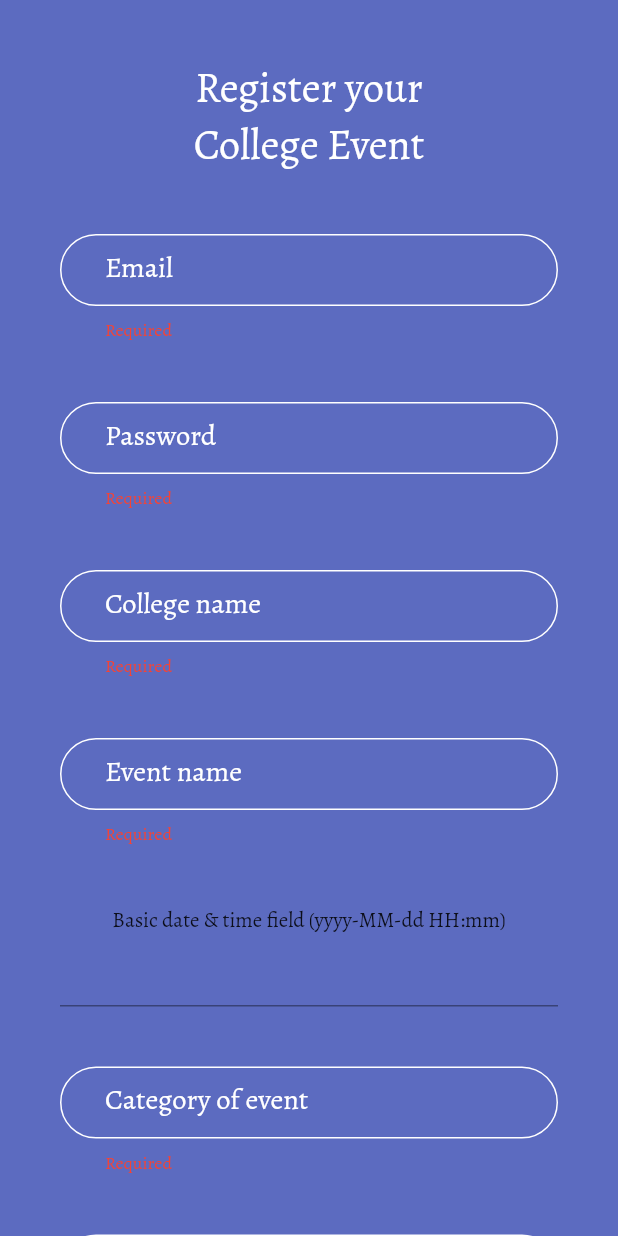
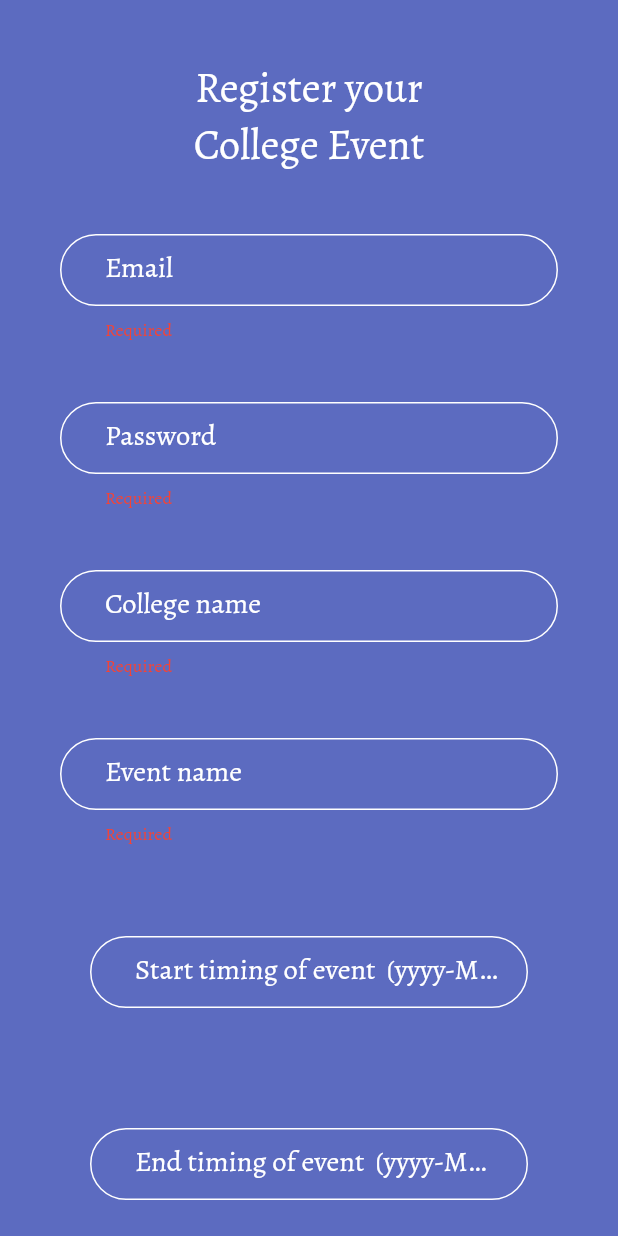
Before and after one commit to rktejesh/SupernovaCircuit, a Flutter app: the screen it shows once a user with an empty profile is signed in, in the side drawer, after a tap on "Register Your College", on a phone screen of 412 x 824 dp. Run offline on Flutter 3.47's test engine with Material 2 defaults, Android fonts, the phone set to English and light mode, and no system bars; drawn by our look-alikes of datetime_picker_formfield; our stand-ins replace bubble_tab_indicator, cloud_firestore, firebase_auth, firebase_core, firebase_database, flutter_spinkit and 6 more; missing offline and left inert: flutter_facebook_login, github_sign_in; accounts and stored records are empty.

Commit message:
Registration date and time

```diff
--- a/fest_o_mania/lib/src/views/ui/RegisterClgEvent.dart
+++ b/fest_o_mania/lib/src/views/ui/RegisterClgEvent.dart
@@ -6,7 +6,8 @@ import 'package:form_field_validator/form_field_validator.dart';
 import 'package:firebase_auth/firebase_auth.dart';
 import 'package:fest_o_mania/src/views/utils/LandingPage.dart';
 import 'package:fest_o_mania/src/views/ui/ChoicePage.dart';
-import 'package:fest_o_mania/src/views/utils/DateTime.dart';
+import 'package:fest_o_mania/src/views/utils/StartDateTime.dart';
+import 'package:fest_o_mania/src/views/utils/EndDateTime.dart';
 
 void main() async {
   await Firebase.initializeApp();
@@ -174,17 +175,17 @@ class _RegisterClgEventState extends State<RegisterClgEvent> {
                                       borderSide: BorderSide(
                                         color: Colors.white,
                                       )),
-                                  disabledBorder: OutlineInputBorder(
-                                      borderRadius: BorderRadius.circular(40),
-                                      borderSide: BorderSide(
-                                        color: Colors.white,
-                                      )),
                                   errorBorder: OutlineInputBorder(
                                       borderRadius: BorderRadius.circular(40),
                                       borderSide: BorderSide(
                                         color: Colors.white,
                                       )),
                                   focusedErrorBorder: OutlineInputBorder(
+                                      borderRadius: BorderRadius.circular(40),
+                                      borderSide: BorderSide(
+                                        color: Colors.white,
+                                      )),
+                                  disabledBorder: OutlineInputBorder(
                                       borderRadius: BorderRadius.circular(40),
                                       borderSide: BorderSide(
                                         color: Colors.white,
@@ -299,7 +300,11 @@ class _RegisterClgEventState extends State<RegisterClgEvent> {
                           ),
                           Padding(
                             padding: const EdgeInsets.all(20.0),
-                            child: BasicDateTimeField(),
+                            child: BasicStartDateTimeField(),
+                          ),
+                          Padding(
+                            padding: const EdgeInsets.all(20.0),
+                            child: BasicEndDateTimeField(),
                           ),
                           Padding(
                             padding: const EdgeInsets.all(20.0),
--- a/fest_o_mania/lib/src/views/utils/DateTime.dart
+++ /dev/null
@@ -1,33 +0,0 @@
-import 'package:flutter/material.dart';
-import 'package:intl/intl.dart';
-import 'package:datetime_picker_formfield/datetime_picker_formfield.dart';
-
-class BasicDateTimeField extends StatelessWidget {
-  final format = DateFormat("yyyy-MM-dd HH:mm");
-  @override
-  Widget build(BuildContext context) {
-    return Column(children: <Widget>[
-      Text('Basic date & time field (${format.pattern})'),
-      DateTimeField(
-        format: format,
-        onShowPicker: (context, currentValue) async {
-          final date = await showDatePicker(
-              context: context,
-              firstDate: DateTime(2020),
-              initialDate: currentValue ?? DateTime.now(),
-              lastDate: DateTime(2100));
-          if (date != null) {
-            final time = await showTimePicker(
-              context: context,
-              initialTime:
-              TimeOfDay.fromDateTime(currentValue ?? DateTime.now()),
-            );
-            return DateTimeField.combine(date, time);
-          } else {
-            return currentValue;
-          }
-        },
-      ),
-    ]);
-  }
-}
--- /dev/null
+++ b/fest_o_mania/lib/src/views/utils/EndDateTime.dart
@@ -0,0 +1,64 @@
+import 'package:flutter/material.dart';
+import 'package:intl/intl.dart';
+import 'package:datetime_picker_formfield/datetime_picker_formfield.dart';
+
+class BasicEndDateTimeField extends StatelessWidget {
+  final format = DateFormat("yyyy-MM-dd at HH:mm");
+  @override
+  Widget build(BuildContext context) {
+    return Column(children: <Widget>[
+      Padding(
+        padding: const EdgeInsets.all(20.0),
+        child: DateTimeField (
+          style: TextStyle(
+              color: Colors.white
+          ),
+          decoration: InputDecoration(
+              contentPadding: EdgeInsets.only(
+                  left: 30, right: 20, top: 10, bottom: 10),
+              labelText: 'End timing of event  (${format.pattern})',
+              focusedBorder: OutlineInputBorder(
+                  borderRadius: BorderRadius.circular(40),
+                  borderSide: BorderSide(
+                    color: Colors.white,
+                  )),
+              enabledBorder: OutlineInputBorder(
+                  borderRadius: BorderRadius.circular(40),
+                  borderSide: BorderSide(
+                    color: Colors.white,
+                  )),
+              disabledBorder: OutlineInputBorder(
+                  borderRadius: BorderRadius.circular(40),
+                  borderSide: BorderSide(
+                    color: Colors.white,
+                  )),
+
+              labelStyle:
+              TextStyle(fontSize: 19, color: Colors.white)),
+          format: format,
+          onShowPicker: (context, currentValue) async {
+            final date = await showDatePicker(
+                context: context,
+                firstDate: DateTime(2020),
+                initialDate: currentValue ?? DateTime.now(),
+                lastDate: DateTime(2100));
+            if (date != null) {
+              final time = await showTimePicker(
+                context: context,
+                initialTime:
+                TimeOfDay.fromDateTime(currentValue ?? DateTime.now()),
+              );
+              return DateTimeField.combine(date, time);
+            } else {
+              return currentValue;
+            }
+          },
+
+        ),
+      ),
+
+
+    ]
+    );
+  }
+}
--- /dev/null
+++ b/fest_o_mania/lib/src/views/utils/StartDateTime.dart
@@ -0,0 +1,64 @@
+import 'package:flutter/material.dart';
+import 'package:intl/intl.dart';
+import 'package:datetime_picker_formfield/datetime_picker_formfield.dart';
+
+class BasicStartDateTimeField extends StatelessWidget {
+  final format = DateFormat("yyyy-MM-dd at HH:mm");
+  @override
+  Widget build(BuildContext context) {
+    return Column(children: <Widget>[
+      Padding(
+          padding: const EdgeInsets.all(20.0),
+        child: DateTimeField (
+             style: TextStyle(
+                 color: Colors.white
+             ),
+          decoration: InputDecoration(
+            contentPadding: EdgeInsets.only(
+                left: 30, right: 20, top: 10, bottom: 10),
+            labelText: 'Start timing of event  (${format.pattern})',
+            focusedBorder: OutlineInputBorder(
+                borderRadius: BorderRadius.circular(40),
+                borderSide: BorderSide(
+                  color: Colors.white,
+                )),
+            enabledBorder: OutlineInputBorder(
+                borderRadius: BorderRadius.circular(40),
+                borderSide: BorderSide(
+                  color: Colors.white,
+                )),
+            disabledBorder: OutlineInputBorder(
+                borderRadius: BorderRadius.circular(40),
+                borderSide: BorderSide(
+                  color: Colors.white,
+                )),
+
+            labelStyle:
+            TextStyle(fontSize: 19, color: Colors.white)),
+          format: format,
+          onShowPicker: (context, currentValue) async {
+            final date = await showDatePicker(
+                context: context,
+                firstDate: DateTime(2020),
+                initialDate: currentValue ?? DateTime.now(),
+                lastDate: DateTime(2100));
+            if (date != null) {
+              final time = await showTimePicker(
+                context: context,
+                initialTime:
+                TimeOfDay.fromDateTime(currentValue ?? DateTime.now()),
+              );
+              return DateTimeField.combine(date, time);
+            } else {
+              return currentValue;
+            }
+          },
+
+        ),
+      ),
+
+
+      ]
+    );
+  }
+}
```
